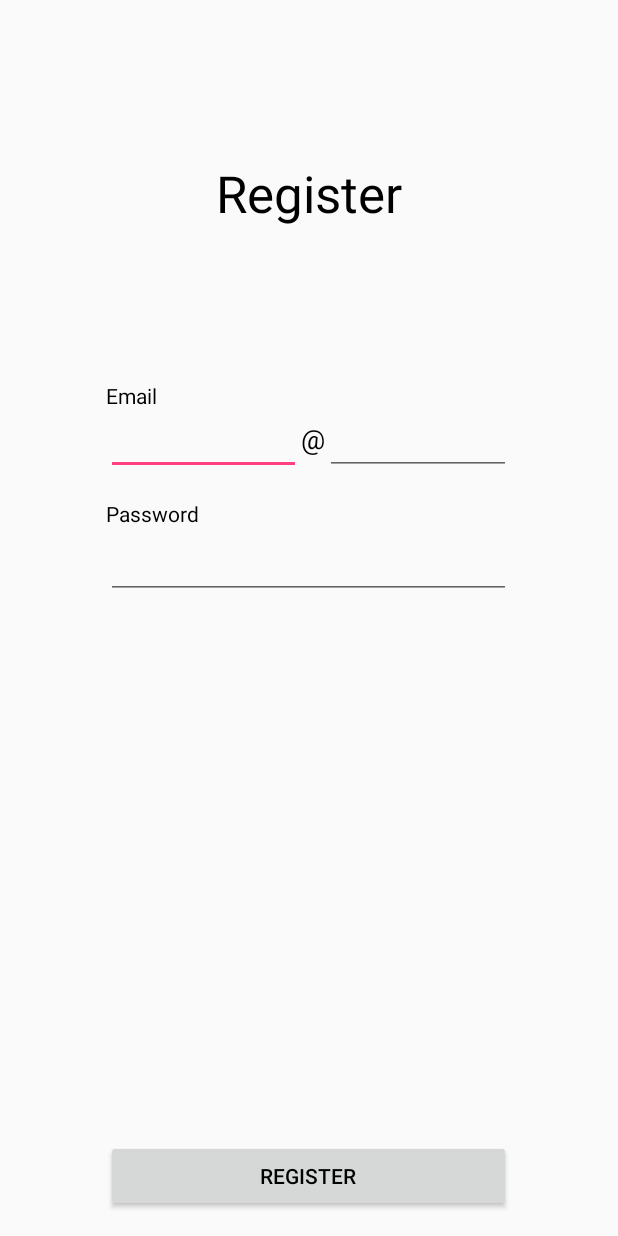
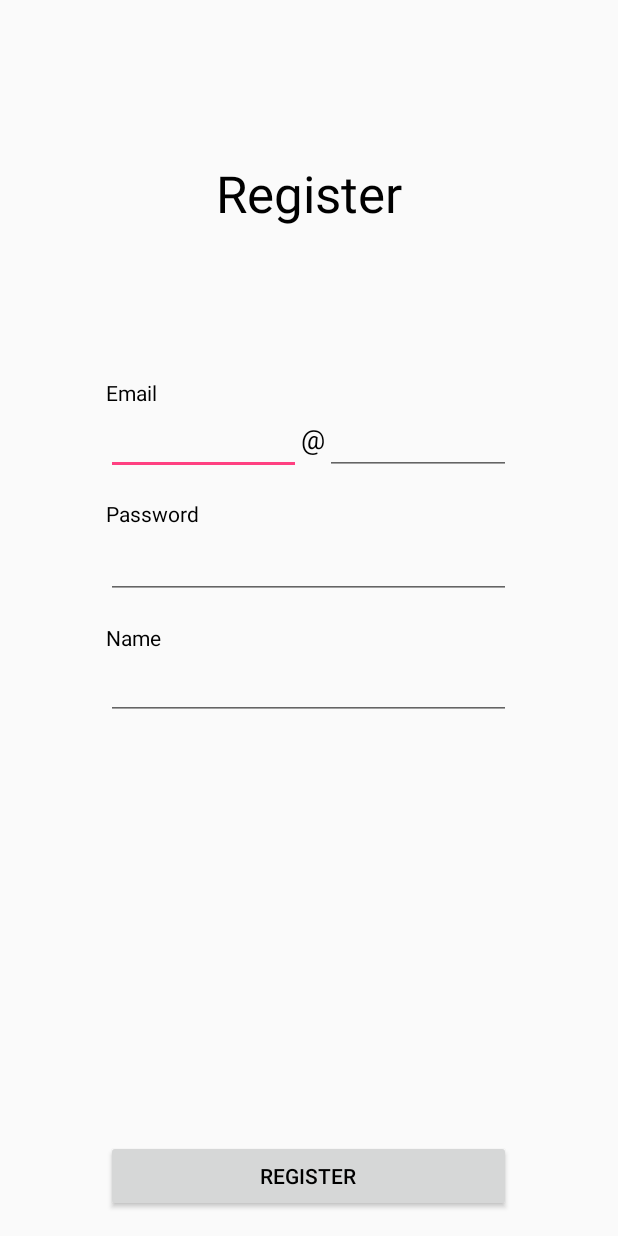
Before and after one commit to ohmyskyhigh/Test2, an Android app: the screen it shows after launch (RegisterActivity), on a phone screen of 412 x 824 dp. Run offline under Robolectric (Android 15) with nearby library versions, the phone set to English and light mode, and no system bars; our stand-ins replace ButterKnife, Firebase (no records; nobody signed in at launch, a user with empty details on screens opened directly).

```diff
--- a/app/src/main/java/com/example/miaor/test2/Account/ui/LoginActivity.java
+++ b/app/src/main/java/com/example/miaor/test2/Account/ui/LoginActivity.java
@@ -30,4 +30,6 @@ public class LoginActivity extends AppCompatActivity {
         setContentView(R.layout.login);
         ButterKnife.bind(this);
     }
+
+
 }
--- a/app/src/main/res/layout/register.xml
+++ b/app/src/main/res/layout/register.xml
@@ -49,10 +49,10 @@
         android:layout_height="wrap_content"
         android:text="@string/email"
         android:id="@+id/emailText_login"
-        android:layout_marginBottom="43dp"
-        android:layout_alignBottom="@+id/email_register"
+        android:layout_above="@+id/emailDomain_register"
         android:layout_alignLeft="@+id/email_register"
-        android:layout_alignStart="@+id/email_register"/>
+        android:layout_alignStart="@+id/email_register"
+        android:textSize="14sp"/>
 
     <TextView
         android:layout_width="wrap_content"
@@ -96,4 +96,23 @@
         android:layout_alignEnd="@+id/password_register"
         android:inputType="text"/>
 
+    <TextView
+        android:layout_width="wrap_content"
+        android:layout_height="wrap_content"
+        android:text="Name"
+        android:id="@+id/textView3"
+        android:layout_below="@+id/password_register"
+        android:layout_alignLeft="@+id/password_register"
+        android:layout_alignStart="@+id/password_register"
+        android:layout_marginTop="16dp"/>
+
+    <EditText
+        android:layout_width="270dp"
+        android:layout_height="wrap_content"
+        android:inputType="textPersonName"
+        android:ems="10"
+        android:id="@+id/editText"
+        android:layout_below="@+id/textView3"
+        android:layout_centerHorizontal="true"/>
+
 </RelativeLayout>
```
Also changed, not shown: app/src/main/java/com/example/miaor/test2/Account/Validator.java (added, +44 -0 lines), app/src/main/res/layout/login.xml (+5 -4 lines).
